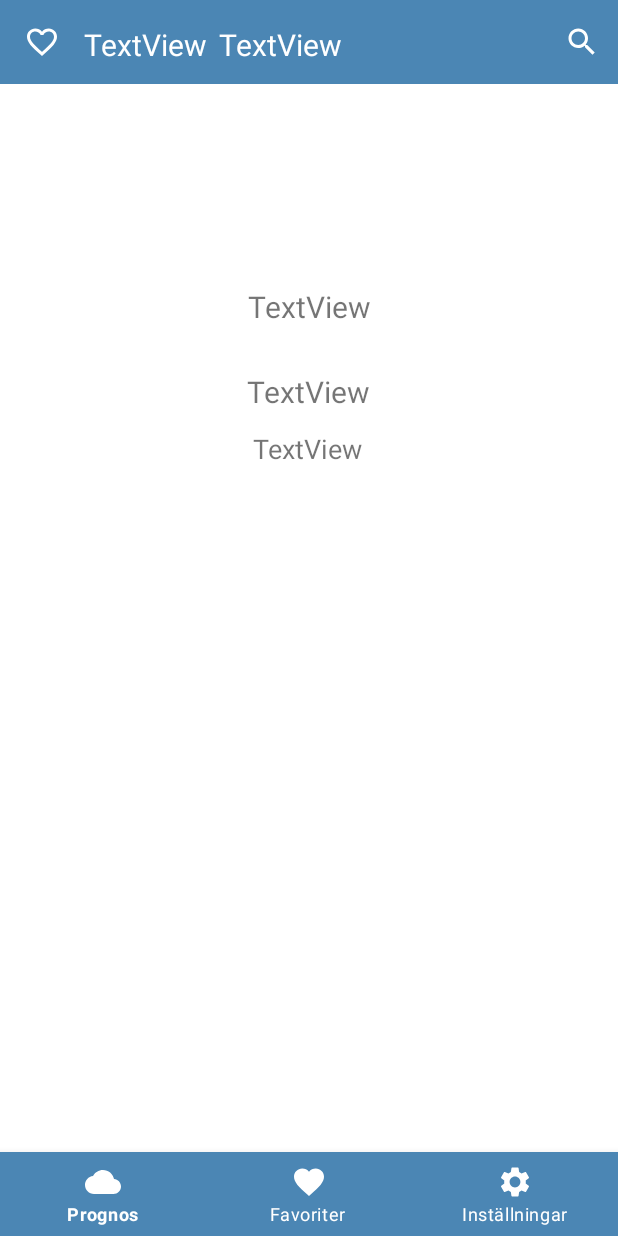
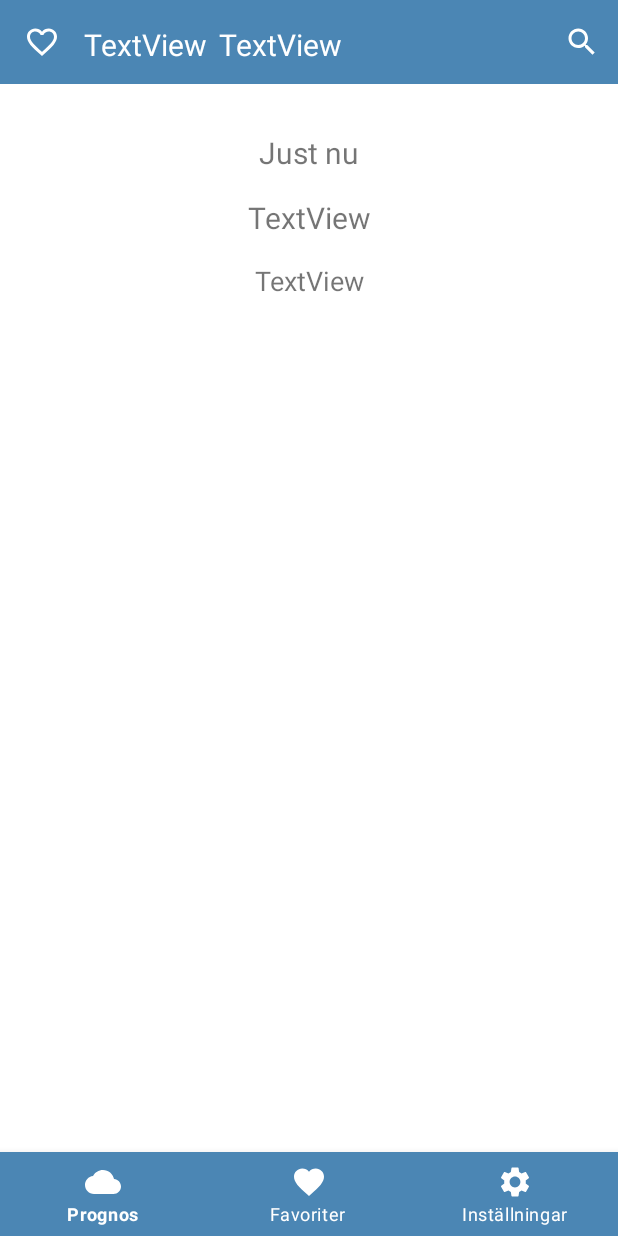
Before and after one commit to alrydb/VaderApp, an Android app: the screen it shows after launch (MainActivity), on a phone screen of 412 x 824 dp. Run offline under Robolectric (Android 15) with nearby library versions, the phone set to English and light mode, and no system bars; our stand-ins replace Picasso; libraries missing offline, so code that uses them is left out: com.karumi.dexter; pictures from the network do not load; 1 statement that could not run was skipped.

Commit message:
fixat lite med design

```diff
--- a/app/src/main/java/com/alrydb/vderapp/main/view/MainActivity.kt
+++ b/app/src/main/java/com/alrydb/vderapp/main/view/MainActivity.kt
@@ -40,7 +40,7 @@ class MainActivity : AppCompatActivity() {
     //lateinit var forecastList : MutableList<WeatherResponse>
     lateinit var adapter : DailyForecastAdapter
 
-    private var currentTime : Date = Calendar.getInstance().time
+    //private var currentTime : Date = Calendar.getInstance().time
 
 
 
@@ -205,7 +205,7 @@ class MainActivity : AppCompatActivity() {
             binding.cityName.text = weatherResponse.name
             binding.countryName.text = weatherResponse.sys.country
             binding.currentTemp.text = weatherResponse.main.temp.toString().substringBefore(".") + "°C"
-            binding.currentTime.text = currentTime.toString()
+            //binding.currentTime.text = currentTime.toString()
             binding.currentDescription.text = weatherResponse.weather[0].description.replaceFirstChar {
                 weatherResponse.weather[0].description[0].uppercase()
             }
--- a/app/src/main/res/layout/activity_main.xml
+++ b/app/src/main/res/layout/activity_main.xml
@@ -5,6 +5,7 @@
     android:id="@+id/parent_id"
     android:layout_width="match_parent"
     android:layout_height="match_parent"
+
     tools:context=".main.view.MainActivity">
 
     <!-- Top nav start -->
@@ -13,10 +14,10 @@
         android:layout_width="match_parent"
         android:layout_height="?attr/actionBarSize"
         android:background="@color/colorPrimary"
+        android:theme="@style/CustomToolbarStyle"
         app:layout_constraintEnd_toEndOf="parent"
         app:layout_constraintStart_toStartOf="parent"
-        app:layout_constraintTop_toTopOf="parent"
-        android:theme="@style/CustomToolbarStyle"/>
+        app:layout_constraintTop_toTopOf="parent" />
 
 
     <TextView
@@ -59,10 +60,8 @@
         android:id="@+id/refreshLayout"
         android:layout_width="match_parent"
         android:layout_height="match_parent"
-        tools:layout_editor_absoluteX="56dp"
-        tools:layout_editor_absoluteY="0dp">
-
-
+        tools:layout_editor_absoluteX="40dp"
+        tools:layout_editor_absoluteY="40dp">
 
 
         <TextView
@@ -72,8 +71,8 @@
             android:layout_marginBottom="416dp"
             android:gravity="center"
             android:text="Test"
+            android:textSize="20sp"
             android:visibility="invisible"
-            android:textSize="20sp"
             app:layout_constraintBottom_toBottomOf="parent"
             app:layout_constraintLeft_toLeftOf="parent"
             app:layout_constraintRight_toRightOf="parent"
@@ -86,49 +85,50 @@
         android:id="@+id/current_time"
         android:layout_width="wrap_content"
         android:layout_height="wrap_content"
-        android:layout_marginBottom="416dp"
+        android:layout_marginTop="32dp"
         android:gravity="center"
-        android:text="TextView"
+        android:text="@string/weather_current"
         android:textSize="20sp"
-        app:layout_constraintBottom_toBottomOf="parent"
-        app:layout_constraintLeft_toLeftOf="parent"
-        app:layout_constraintRight_toRightOf="parent"
-        app:layout_constraintTop_toTopOf="parent"></TextView>
+        app:layout_constraintEnd_toEndOf="parent"
+        app:layout_constraintHorizontal_bias="0.5"
+        app:layout_constraintStart_toStartOf="parent"
+        app:layout_constraintTop_toBottomOf="@+id/toolbar_nav" />
 
 
     <TextView
         android:id="@+id/current_temp"
         android:layout_width="wrap_content"
         android:layout_height="wrap_content"
-        android:layout_marginBottom="416dp"
+        android:layout_marginTop="16dp"
         android:gravity="center"
         android:text="TextView"
         android:textSize="20sp"
-        app:layout_constraintBottom_toBottomOf="parent"
-        app:layout_constraintHorizontal_bias="0.498"
-        app:layout_constraintLeft_toLeftOf="parent"
-        app:layout_constraintRight_toRightOf="parent"
-        app:layout_constraintTop_toTopOf="@id/current_time"
-        app:layout_constraintVertical_bias="0.298"></TextView>
+        app:layout_constraintEnd_toEndOf="parent"
+        app:layout_constraintHorizontal_bias="0.5"
+        app:layout_constraintStart_toStartOf="parent"
+        app:layout_constraintTop_toBottomOf="@+id/current_time" />
 
     <ImageView
         android:id="@+id/icon_weather"
         android:layout_width="64sp"
         android:layout_height="64sp"
-        android:layout_marginEnd="24dp"
+        android:layout_marginStart="-256dp"
         android:scaleType="fitXY"
-        app:layout_constraintEnd_toStartOf="@+id/current_temp"
+        app:layout_constraintEnd_toEndOf="parent"
+        app:layout_constraintHorizontal_bias="0.5"
+        app:layout_constraintStart_toStartOf="parent"
         app:layout_constraintTop_toTopOf="@+id/current_temp" />
 
     <TextView
         android:id="@+id/current_description"
-        android:textSize="18sp"
         android:layout_width="wrap_content"
         android:layout_height="wrap_content"
-        android:layout_marginStart="28dp"
-        android:layout_marginTop="12dp"
+        android:layout_marginTop="16dp"
         android:text="TextView"
-        app:layout_constraintStart_toEndOf="@+id/icon_weather"
+        android:textSize="18sp"
+        app:layout_constraintEnd_toEndOf="parent"
+        app:layout_constraintHorizontal_bias="0.5"
+        app:layout_constraintStart_toStartOf="parent"
         app:layout_constraintTop_toBottomOf="@+id/current_temp" />
 
 
@@ -144,7 +144,6 @@
 
 
     </androidx.recyclerview.widget.RecyclerView>
-
 
 
     <!-- Bottom nav -->
--- a/app/src/main/res/values/colors.xml
+++ b/app/src/main/res/values/colors.xml
@@ -8,7 +8,7 @@
     <color name="black">#FF000000</color>
     <color name="white">#FFFFFFFF</color>
 
-
+    <color name="colorLightGray">#EBEBEB</color>
     <color name="colorPrimary">#4b86b4</color>
     <color name="colorPrimaryDark">#2a4d69</color>
     <color name="colorAccent">#adcbe3</color>
--- a/app/src/main/res/values/strings.xml
+++ b/app/src/main/res/values/strings.xml
@@ -4,4 +4,5 @@
     <string name="ic_forecast">Prognos</string>
     <string name="ic_favorite">Favoriter</string>
     <string name="ic_settings">Inställningar</string>
+    <string name="weather_current">Just nu</string>
 </resources>
```
Also changed, not shown: app/src/main/java/com/alrydb/vderapp/main/view/DailyForecastAdapter.kt (+25 -3 lines), app/src/main/res/layout/forecast_item.xml (+4 -4 lines).
